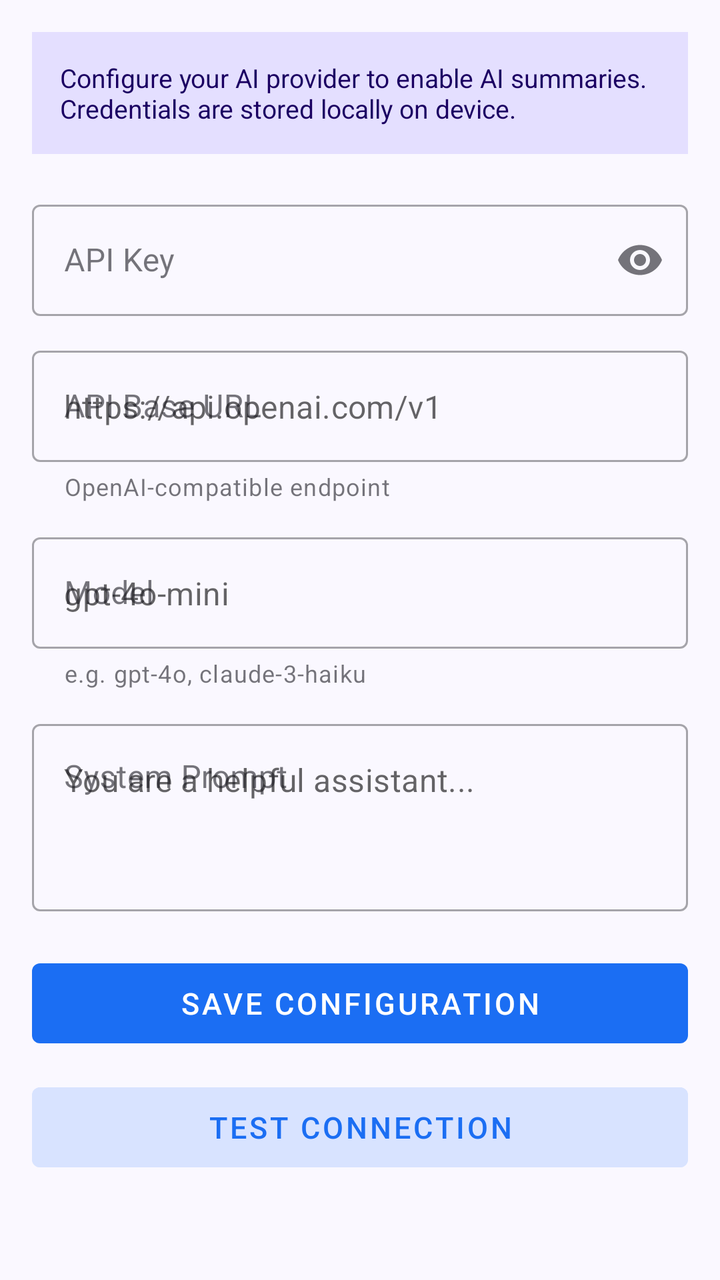
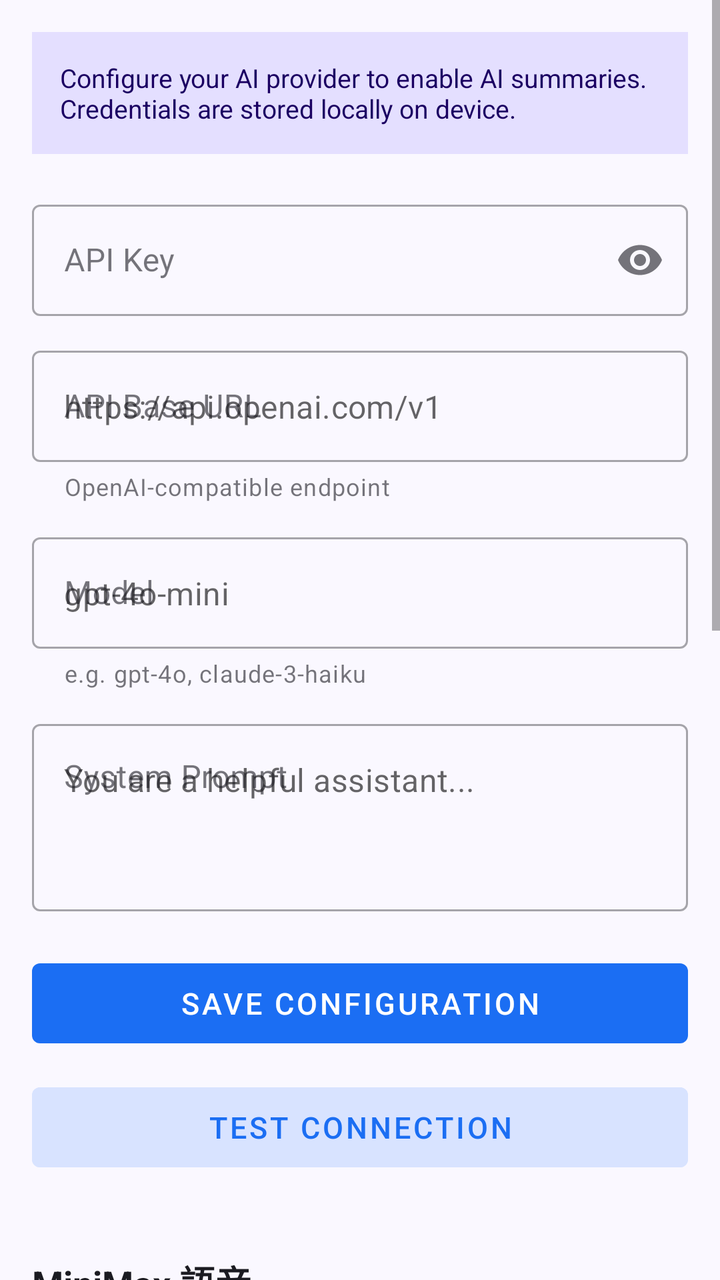

The first picture is an Android layout as it rendered before a commit; the second is the same layout after the commit. The layout source and the unified diff follow.
<!-- AndroidManifest.xml: application theme Theme.ClipBoardSpeech -->
<!-- res/layout/fragment_ai_config.xml -->
<?xml version="1.0" encoding="utf-8"?>
<ScrollView xmlns:android="http://schemas.android.com/apk/res/android"
    xmlns:app="http://schemas.android.com/apk/res-auto"
    android:layout_width="match_parent"
    android:layout_height="match_parent"
    android:background="@color/surface">

    <LinearLayout
        android:layout_width="match_parent"
        android:layout_height="wrap_content"
        android:orientation="vertical"
        android:padding="16dp">

        
        <LinearLayout
            android:layout_width="match_parent"
            android:layout_height="wrap_content"
            android:background="@color/secondaryContainer"
            android:padding="14dp"
            android:layout_marginBottom="20dp">

            <TextView
                android:layout_width="match_parent"
                android:layout_height="wrap_content"
                android:text="Configure your AI provider to enable AI summaries. Credentials are stored locally on device."
                android:textSize="13sp"
                android:textColor="@color/onSecondaryContainer" />
        </LinearLayout>

        
        <com.google.android.material.textfield.TextInputLayout
            android:id="@+id/tilApiKey"
            android:layout_width="match_parent"
            android:layout_height="wrap_content"
            android:hint="API Key"
            android:layout_marginBottom="12dp"
            app:endIconMode="password_toggle"
            style="@style/Widget.MaterialComponents.TextInputLayout.OutlinedBox">

            <com.google.android.material.textfield.TextInputEditText
                android:id="@+id/etApiKey"
                android:layout_width="match_parent"
                android:layout_height="wrap_content"
                android:inputType="textPassword" />
        </com.google.android.material.textfield.TextInputLayout>

        
        <com.google.android.material.textfield.TextInputLayout
            android:id="@+id/tilApiUrl"
            android:layout_width="match_parent"
            android:layout_height="wrap_content"
            android:hint="API Base URL"
            android:layout_marginBottom="12dp"
            app:helperText="OpenAI-compatible endpoint"
            style="@style/Widget.MaterialComponents.TextInputLayout.OutlinedBox">

            <com.google.android.material.textfield.TextInputEditText
                android:id="@+id/etApiUrl"
                android:layout_width="match_parent"
                android:layout_height="wrap_content"
                android:hint="https://api.openai.com/v1"
                android:inputType="textNoSuggestions"
                android:textColor="@color/onSurface" />
        </com.google.android.material.textfield.TextInputLayout>

        
        <com.google.android.material.textfield.TextInputLayout
            android:id="@+id/tilModel"
            android:layout_width="match_parent"
            android:layout_height="wrap_content"
            android:hint="Model"
            android:layout_marginBottom="12dp"
            app:helperText="e.g. gpt-4o, claude-3-haiku"
            style="@style/Widget.MaterialComponents.TextInputLayout.OutlinedBox">

            <com.google.android.material.textfield.TextInputEditText
                android:id="@+id/etModel"
                android:layout_width="match_parent"
                android:layout_height="wrap_content"
                android:hint="gpt-4o-mini"
                android:inputType="text"
                android:textColor="@color/onSurface" />
        </com.google.android.material.textfield.TextInputLayout>

        
        <com.google.android.material.textfield.TextInputLayout
            android:id="@+id/tilSystemPrompt"
            android:layout_width="match_parent"
            android:layout_height="wrap_content"
            android:hint="System Prompt"
            android:layout_marginBottom="20dp"
            style="@style/Widget.MaterialComponents.TextInputLayout.OutlinedBox">

            <com.google.android.material.textfield.TextInputEditText
                android:id="@+id/etSystemPrompt"
                android:layout_width="match_parent"
                android:layout_height="wrap_content"
                android:hint="You are a helpful assistant..."
                android:inputType="textMultiLine"
                android:minLines="3"
                android:gravity="top"
                android:textColor="@color/onSurface" />
        </com.google.android.material.textfield.TextInputLayout>

        
        <Button
            android:id="@+id/btnSaveAiConfig"
            android:layout_width="match_parent"
            android:layout_height="52dp"
            android:text="Save Configuration"
            android:textSize="15sp"
            android:layout_marginBottom="10dp"
            android:stateListAnimator="@null" />

        
        <Button
            android:id="@+id/btnTestConnection"
            android:layout_width="match_parent"
            android:layout_height="52dp"
            android:text="Test Connection"
            android:textSize="15sp"
            android:layout_marginBottom="10dp"
            android:textColor="@color/primary"
            android:backgroundTint="@color/primaryContainer"
            android:stateListAnimator="@null" />

        
        <LinearLayout
            android:id="@+id/cardTestResult"
            android:layout_width="match_parent"
            android:layout_height="wrap_content"
            android:orientation="horizontal"
            android:gravity="top"
            android:padding="14dp"
            android:layout_marginBottom="10dp"
            android:visibility="gone">

            <TextView
                android:id="@+id/tvTestResultIcon"
                android:layout_width="wrap_content"
                android:layout_height="wrap_content"
                android:textSize="20sp"
                android:layout_marginEnd="10dp"
                android:layout_marginTop="1dp" />

            <TextView
                android:id="@+id/tvTestResultMsg"
                android:layout_width="0dp"
                android:layout_height="wrap_content"
                android:layout_weight="1"
                android:textSize="13sp"
                android:lineSpacingMultiplier="1.5" />

        </LinearLayout>

        
        <Button
            android:id="@+id/btnClearAiConfig"
            android:layout_width="match_parent"
            android:layout_height="52dp"
            android:text="Clear Configuration"
            android:textSize="15sp"
            android:textColor="@color/error"
            android:backgroundTint="@color/errorContainer"
            android:visibility="gone"
            android:stateListAnimator="@null" />

    </LinearLayout>
</ScrollView>
<!-- resources referenced by this layout -->
<resources>
  <color name="error">#ba1a1a</color>
  <color name="errorContainer">#fce8e6</color>
  <color name="onSecondaryContainer">#1b0062</color>
  <color name="onSurface">#1b1b21</color>
  <color name="primary">#1b6ef3</color>
  <color name="primaryContainer">#d8e3ff</color>
  <color name="secondaryContainer">#e4dfff</color>
  <color name="surface">#faf8ff</color>
  <style name="Theme.ClipBoardSpeech" parent="Theme.MaterialComponents.DayNight.NoActionBar">
          <item name="colorPrimary">@color/primary</item>
          <item name="colorPrimaryVariant">@color/primaryContainer</item>
          <item name="colorOnPrimary">@color/white</item>
          <item name="colorSecondary">@color/secondaryContainer</item>
          <item name="colorOnSecondary">@color/onSecondaryContainer</item>
          <item name="android:colorBackground">@color/surface</item>
          <item name="colorSurface">@color/surface</item>
          <item name="colorOnSurface">@color/onSurface</item>
          <item name="colorError">@color/error</item>
          <item name="colorOnError">@color/white</item>
          <item name="android:statusBarColor">@color/surface</item>
          <item name="android:navigationBarColor">@color/surface</item>
          <item name="android:windowLightStatusBar">true</item>
      </style>
  <color name="white">#FFFFFF</color>
</resources>

<!-- the commit's change to res/layout/fragment_ai_config.xml (unified diff, before → after) -->
@@ -165,5 +165,123 @@
             android:visibility="gone"
             android:stateListAnimator="@null" />
 
+        
+        <TextView
+            android:layout_width="match_parent"
+            android:layout_height="wrap_content"
+            android:text="MiniMax 語音"
+            android:textSize="18sp"
+            android:textStyle="bold"
+            android:textColor="@color/onSurface"
+            android:layout_marginTop="28dp"
+            android:layout_marginBottom="4dp" />
+
+        <TextView
+            android:layout_width="match_parent"
+            android:layout_height="wrap_content"
+            android:text="啟用後朗讀改用 MiniMax 雲端語音；失敗時自動改用系統語音。"
+            android:textSize="13sp"
+            android:textColor="@color/onSurface"
+            android:layout_marginBottom="8dp" />
+
+        <com.google.android.material.switchmaterial.SwitchMaterial
+            android:id="@+id/switchMiniMax"
+            android:layout_width="match_parent"
+            android:layout_height="wrap_content"
+            android:text="使用 MiniMax 語音"
+            android:textSize="15sp"
+            android:layout_marginBottom="12dp" />
+
+        <com.google.android.material.textfield.TextInputLayout
+            android:layout_width="match_parent"
+            android:layout_height="wrap_content"
+            android:hint="MiniMax API Key"
+            android:layout_marginBottom="12dp"
+            app:endIconMode="password_toggle"
+            style="@style/Widget.MaterialComponents.TextInputLayout.OutlinedBox">
+
+            <com.google.android.material.textfield.TextInputEditText
+                android:id="@+id/etMmApiKey"
+                android:layout_width="match_parent"
+                android:layout_height="wrap_content"
+                android:inputType="textPassword"
+                android:textColor="@color/onSurface" />
+        </com.google.android.material.textfield.TextInputLayout>
+
+        <com.google.android.material.textfield.TextInputLayout
+            android:layout_width="match_parent"
+            android:layout_height="wrap_content"
+            android:hint="API Host"
+            android:layout_marginBottom="12dp"
+            app:helperText="國際版 https://api.minimax.io ／ 國內版 https://api.minimaxi.com"
+            style="@style/Widget.MaterialComponents.TextInputLayout.OutlinedBox">
+
+            <com.google.android.material.textfield.TextInputEditText
+                android:id="@+id/etMmHost"
+                android:layout_width="match_parent"
+                android:layout_height="wrap_content"
+                android:inputType="textNoSuggestions"
+                android:textColor="@color/onSurface" />
+        </com.google.android.material.textfield.TextInputLayout>
+
+        <com.google.android.material.textfield.TextInputLayout
+            android:layout_width="match_parent"
+            android:layout_height="wrap_content"
+            android:hint="模型"
+            android:layout_marginBottom="12dp"
+            app:helperText="例如 speech-02-turbo、speech-02-hd"
+            style="@style/Widget.MaterialComponents.TextInputLayout.OutlinedBox">
+
+            <com.google.android.material.textfield.TextInputEditText
+                android:id="@+id/etMmModel"
+                android:layout_width="match_parent"
+                android:layout_height="wrap_content"
+                android:inputType="text"
+                android:textColor="@color/onSurface" />
+        </com.google.android.material.textfield.TextInputLayout>
+
+        <com.google.android.material.textfield.TextInputLayout
+            android:layout_width="match_parent"
+            android:layout_height="wrap_content"
+            android:hint="Voice ID"
+            android:layout_marginBottom="20dp"
+            app:helperText="例如 female-shaonv、male-qn-qingse，或自訂／複製的聲音 ID"
+            style="@style/Widget.MaterialComponents.TextInputLayout.OutlinedBox">
+
+            <com.google.android.material.textfield.TextInputEditText
+                android:id="@+id/etMmVoiceId"
+                android:layout_width="match_parent"
+                android:layout_height="wrap_content"
+                android:inputType="text"
+                android:textColor="@color/onSurface" />
+        </com.google.android.material.textfield.TextInputLayout>
+
+        <Button
+            android:id="@+id/btnSaveMiniMax"
+            android:layout_width="match_parent"
+            android:layout_height="52dp"
+            android:text="儲存 MiniMax 設定"
+            android:textSize="15sp"
+            android:layout_marginBottom="10dp"
+            android:stateListAnimator="@null" />
+
+        <Button
+            android:id="@+id/btnTestMiniMax"
+            android:layout_width="match_parent"
+            android:layout_height="52dp"
+            android:text="試聽"
+            android:textSize="15sp"
+            android:layout_marginBottom="10dp"
+            android:textColor="@color/primary"
+            android:backgroundTint="@color/primaryContainer"
+            android:stateListAnimator="@null" />
+
+        <TextView
+            android:id="@+id/tvMiniMaxStatus"
+            android:layout_width="match_parent"
+            android:layout_height="wrap_content"
+            android:textSize="13sp"
+            android:visibility="gone" />
+
     </LinearLayout>
 </ScrollView>
